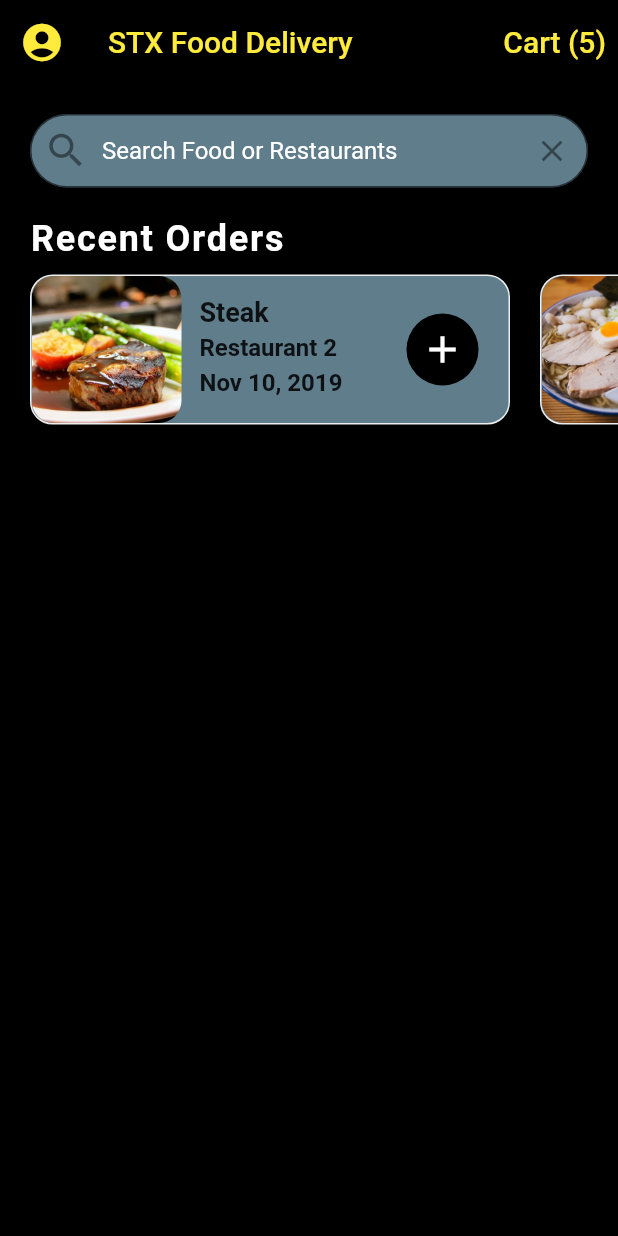
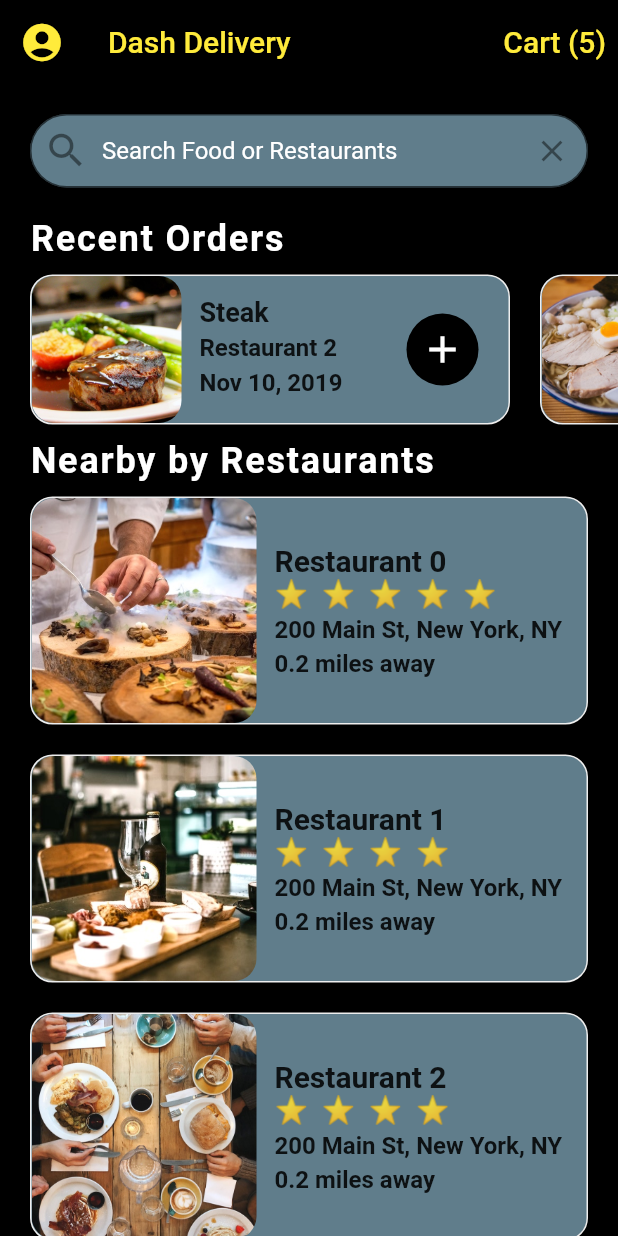
Before and after one commit to ZZENN/Food-Delivery-Application-UI, a Flutter app: the screen it shows after launch, on a phone screen of 412 x 824 dp. Run offline on Flutter 3.47's test engine with Material 2 defaults, Android fonts, the phone set to English and light mode, and no system bars.

Commit message:
3rd Edit

```diff
--- a/lib/screens/home_screen.dart
+++ b/lib/screens/home_screen.dart
@@ -1,12 +1,83 @@
 import 'package:flutter/material.dart';
+import 'package:flutter_food_delivery_ui/widgets/rating_stars.dart';
 import 'package:flutter_food_delivery_ui/widgets/recent_orders.dart';
 import '../data/data.dart';
+import '../models/restaurant.dart';
 
 class HomeScreen extends StatefulWidget {
   @override
   _HomeScreenState createState() => _HomeScreenState();
 }
-//82 212 182 107
+
+  _buildRestaurants() {
+     List <Widget> restaurantList = [];
+     restaurants.forEach((Restaurant restaurant) {
+       restaurantList.add(
+         Container(
+           margin: EdgeInsets.symmetric(
+               horizontal: 20.0,
+               vertical: 10.0,
+           ),
+           decoration: BoxDecoration(
+             color: Colors.blueGrey,
+             borderRadius: BorderRadius.circular(15.0),
+             border: Border.all(
+               width: 1.0,
+               color: Colors.grey[200],
+             ),
+           ),
+           child: Row(
+             children: <Widget> [
+             ClipRRect(
+               borderRadius: BorderRadius.circular(15.0),
+               child: Image(
+                 height: 150.0,
+                   width: 150.0,
+                   fit: BoxFit.cover,
+                   image: AssetImage(restaurant.imageUrl),
+               ),
+             ),
+               Container(margin: EdgeInsets.all(12.0),
+                 child: Column(
+                   mainAxisAlignment: MainAxisAlignment.center,
+                   crossAxisAlignment: CrossAxisAlignment.start,
+                   children: <Widget> [
+                     Text(
+                       restaurant.name,
+                       style: TextStyle(
+                           fontSize: 20.0,
+                           fontWeight: FontWeight.bold,
+                       ),
+                       overflow: TextOverflow.ellipsis,
+                     ),
+                     RatingStars(restaurant.rating),
+                     SizedBox(height: 4.0),
+                     Text(restaurant.address, style: TextStyle(
+                         fontSize: 16.0,
+                         fontWeight: FontWeight.w600,
+                       ),
+                       overflow: TextOverflow.ellipsis,
+                     ),
+                     SizedBox(height: 4.0),
+                     Text(
+                         '0.2 miles away',
+                         style: TextStyle(
+                         fontSize: 16.0,
+                         fontWeight: FontWeight.w600,
+                       ),
+                       overflow: TextOverflow.ellipsis,
+                     ),
+                   ],
+                 ),
+               ),
+            ],
+           ),
+         ),
+       );
+     });
+     return Column(children: restaurantList);
+  }
+
 class _HomeScreenState extends State<HomeScreen> {
   @override
   Widget build(BuildContext context) {
@@ -18,13 +89,14 @@ class _HomeScreenState extends State<HomeScreen> {
         iconSize: 30.0,
         onPressed: () {},
       ),
-      title: Text('STX Food Delivery',
+      title: Text('Dash Delivery',
       style: TextStyle(color: Color(0xffffeb3b)),
        ),
         actions: <Widget>[
           TextButton(child: Text('Cart (${currentUser.cart.length})',
             style: TextStyle(color: Colors.yellow,
-                fontSize: 20.0),),
+                fontSize: 20.0),
+            ),
             onPressed: () {},
           ),
         ],
@@ -53,6 +125,22 @@ class _HomeScreenState extends State<HomeScreen> {
           ),
         ),
         RecentOrders(),
+        Column(
+          crossAxisAlignment: CrossAxisAlignment.start,
+          children: <Widget> [
+          Padding(
+            padding: EdgeInsets.symmetric(horizontal: 20.0),
+            child: Text('Nearby by Restaurants', style: TextStyle(
+                fontSize: 24.0,
+                fontWeight: FontWeight.w600,
+                letterSpacing: 1.2,
+                color: Colors.white,
+              ),
+            ),
+          ),
+            _buildRestaurants(),
+        ],
+        ),
       ],
       ),
     );
--- /dev/null
+++ b/lib/widgets/rating_stars.dart
@@ -0,0 +1,24 @@
+import 'package:flutter/material.dart';
+
+class RatingStars extends StatelessWidget {
+
+  final int rating;
+
+  RatingStars(this.rating);
+
+
+  @override
+  Widget build(BuildContext context) {
+    String stars = '';
+    for (int i = 0; i < rating; i++) {
+      stars += '⭐  ';
+    }
+    stars.trim();
+    return Text(
+      stars,
+      style: TextStyle(
+          fontSize: 18.0,
+      ),
+    );
+  }
+}
```
